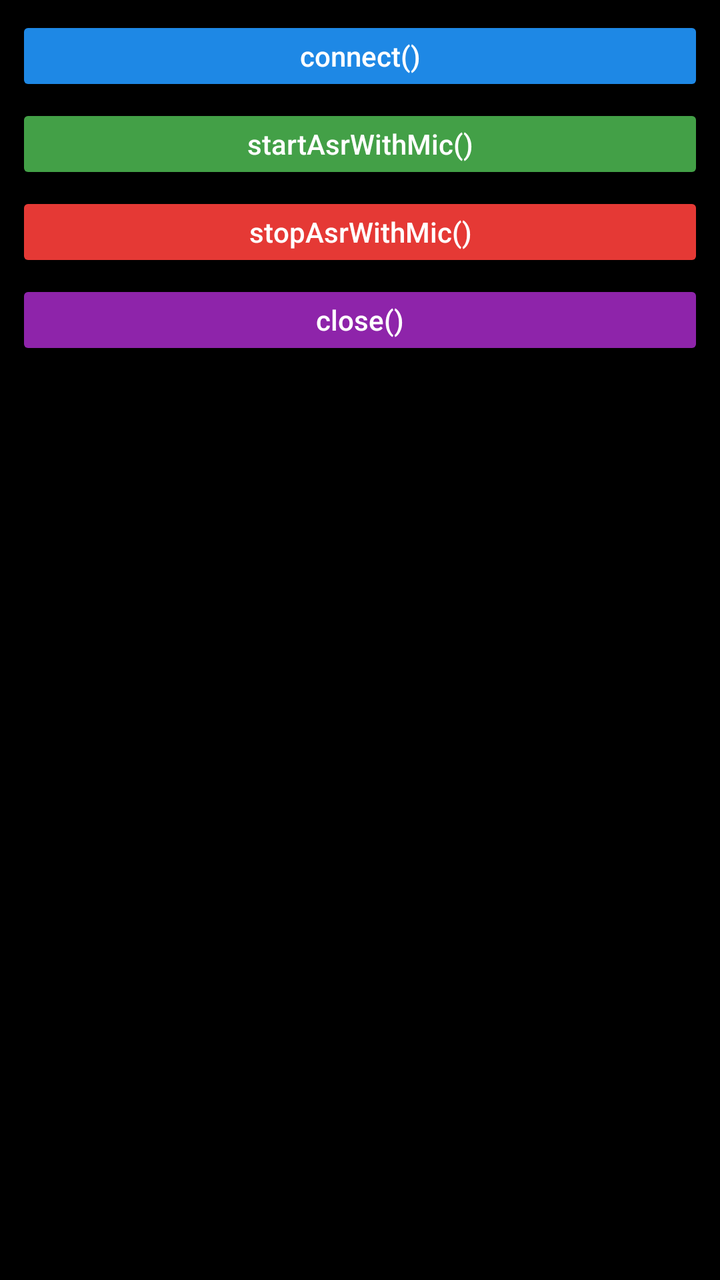
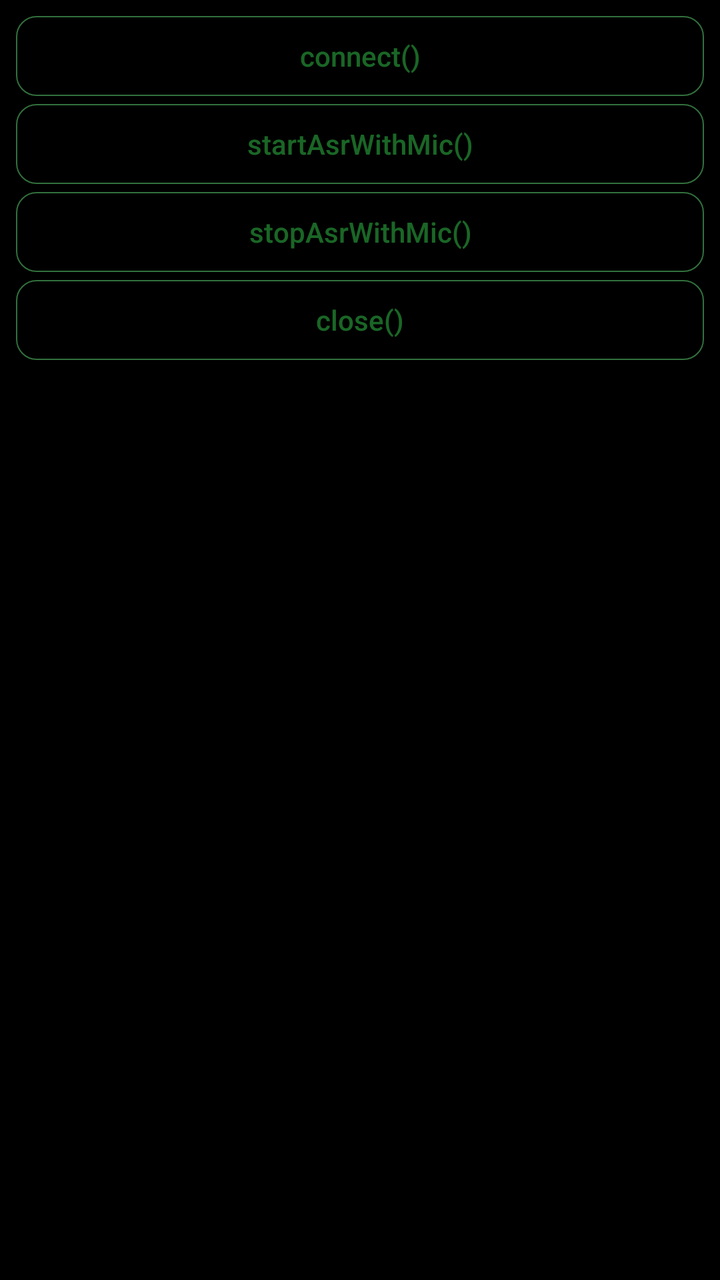

Two renders of the same Android screen: before a commit and after it. Below are the layout's source before the change and the commit's diff.
<!-- AndroidManifest.xml: application theme Theme.Glessedemo -->
<!-- res/layout/fragment_private_speech_asr.xml -->
<?xml version="1.0" encoding="utf-8"?>
<LinearLayout xmlns:android="http://schemas.android.com/apk/res/android"
    android:layout_width="match_parent"
    android:layout_height="match_parent"
    android:background="#000000"
    android:orientation="vertical"
    android:padding="8dp">

    <Button
        android:id="@+id/btn_private_asr_connect"
        android:layout_width="match_parent"
        android:layout_height="40dp"
        android:backgroundTint="#1E88E5"
        android:foreground="@drawable/speech_button_focus_foreground"
        android:text="connect()"
        android:textAllCaps="false"
        android:textColor="#FFFFFF" />

    <Button
        android:id="@+id/btn_private_asr_start"
        android:layout_width="match_parent"
        android:layout_height="40dp"
        android:layout_marginTop="4dp"
        android:backgroundTint="#43A047"
        android:foreground="@drawable/speech_button_focus_foreground"
        android:text="startAsrWithMic()"
        android:textAllCaps="false"
        android:textColor="#FFFFFF" />

    <Button
        android:id="@+id/btn_private_asr_stop"
        android:layout_width="match_parent"
        android:layout_height="40dp"
        android:layout_marginTop="4dp"
        android:backgroundTint="#E53935"
        android:foreground="@drawable/speech_button_focus_foreground"
        android:text="stopAsrWithMic()"
        android:textAllCaps="false"
        android:textColor="#FFFFFF" />

    <Button
        android:id="@+id/btn_private_asr_close"
        android:layout_width="match_parent"
        android:layout_height="40dp"
        android:layout_marginTop="4dp"
        android:backgroundTint="#8E24AA"
        android:foreground="@drawable/speech_button_focus_foreground"
        android:text="close()"
        android:textAllCaps="false"
        android:textColor="#FFFFFF" />

</LinearLayout>
<!-- resources referenced by this layout -->
<resources>
  <!-- drawable speech_button_focus_foreground (drawable) -->
  <?xml version="1.0" encoding="utf-8"?>
  <selector xmlns:android="http://schemas.android.com/apk/res/android">
      <item android:state_selected="true">
          <shape android:shape="rectangle">
              <solid android:color="@android:color/transparent" />
              <corners android:radius="4dp" />
              <stroke android:width="3dp" android:color="#00FF55" />
          </shape>
      </item>
      <item>
          <shape android:shape="rectangle">
              <solid android:color="@android:color/transparent" />
          </shape>
      </item>
  </selector>
  <style name="Theme.Glessedemo" parent="Theme.AppCompat.Light.NoActionBar" />
</resources>

<!-- the commit's change to res/layout/fragment_private_speech_asr.xml (unified diff, before → after) -->
@@ -10,43 +10,43 @@
         android:id="@+id/btn_private_asr_connect"
         android:layout_width="match_parent"
         android:layout_height="40dp"
-        android:backgroundTint="#1E88E5"
-        android:foreground="@drawable/speech_button_focus_foreground"
+        android:background="@drawable/speech_button_background"
+        android:backgroundTint="@null"
         android:text="connect()"
         android:textAllCaps="false"
-        android:textColor="#FFFFFF" />
+        android:textColor="@color/speech_button_text" />
 
     <Button
         android:id="@+id/btn_private_asr_start"
         android:layout_width="match_parent"
         android:layout_height="40dp"
         android:layout_marginTop="4dp"
-        android:backgroundTint="#43A047"
-        android:foreground="@drawable/speech_button_focus_foreground"
+        android:background="@drawable/speech_button_background"
+        android:backgroundTint="@null"
         android:text="startAsrWithMic()"
         android:textAllCaps="false"
-        android:textColor="#FFFFFF" />
+        android:textColor="@color/speech_button_text" />
 
     <Button
         android:id="@+id/btn_private_asr_stop"
         android:layout_width="match_parent"
         android:layout_height="40dp"
         android:layout_marginTop="4dp"
-        android:backgroundTint="#E53935"
-        android:foreground="@drawable/speech_button_focus_foreground"
+        android:background="@drawable/speech_button_background"
+        android:backgroundTint="@null"
         android:text="stopAsrWithMic()"
         android:textAllCaps="false"
-        android:textColor="#FFFFFF" />
+        android:textColor="@color/speech_button_text" />
 
     <Button
         android:id="@+id/btn_private_asr_close"
         android:layout_width="match_parent"
         android:layout_height="40dp"
         android:layout_marginTop="4dp"
-        android:backgroundTint="#8E24AA"
-        android:foreground="@drawable/speech_button_focus_foreground"
+        android:background="@drawable/speech_button_background"
+        android:backgroundTint="@null"
         android:text="close()"
         android:textAllCaps="false"
-        android:textColor="#FFFFFF" />
+        android:textColor="@color/speech_button_text" />
 
 </LinearLayout>
<!-- resource entries referenced after the edit -->
@@ -1,21 +1,33 @@
 <!-- resources referenced by this layout -->
 <resources>
-  <!-- drawable speech_button_focus_foreground (drawable) -->
+  <!-- drawable speech_button_background (drawable) -->
   <?xml version="1.0" encoding="utf-8"?>
   <selector xmlns:android="http://schemas.android.com/apk/res/android">
-      <item android:state_selected="true">
-          <shape android:shape="rectangle">
-              <solid android:color="@android:color/transparent" />
-              <corners android:radius="4dp" />
-              <stroke android:width="3dp" android:color="#00FF55" />
-          </shape>
-      </item>
-      <item>
-          <shape android:shape="rectangle">
-              <solid android:color="@android:color/transparent" />
-          </shape>
-      </item>
+      <item
+          android:drawable="@drawable/round_select_bg"
+          android:state_selected="true" />
+      <item android:drawable="@drawable/round_unselect_bg" />
   </selector>
   <style name="Theme.Glessedemo" parent="Theme.AppCompat.Light.NoActionBar" />
+  <!-- drawable round_select_bg (drawable) -->
+  <?xml version="1.0" encoding="utf-8"?>
+  <shape xmlns:android="http://schemas.android.com/apk/res/android">
+      <stroke
+          android:width="2px"
+          android:color="@color/green" />
+      <corners android:radius="10dp" />
+      <solid android:color="@android:color/transparent" />
+  </shape>
+  <!-- drawable round_unselect_bg (drawable) -->
+  <?xml version="1.0" encoding="utf-8"?>
+  <shape xmlns:android="http://schemas.android.com/apk/res/android">
+      <stroke
+          android:width="2px"
+          android:color="@color/green_70" />
+      <corners android:radius="10dp" />
+      <solid android:color="@android:color/transparent" />
+  </shape>
+  <color name="green">#40FF5E</color>
+  <color name="green_70">#B348A259</color>
 </resources>
 
